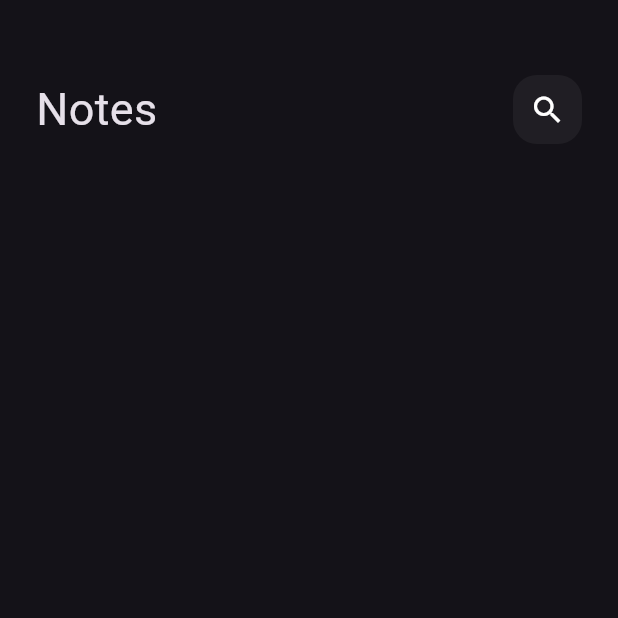
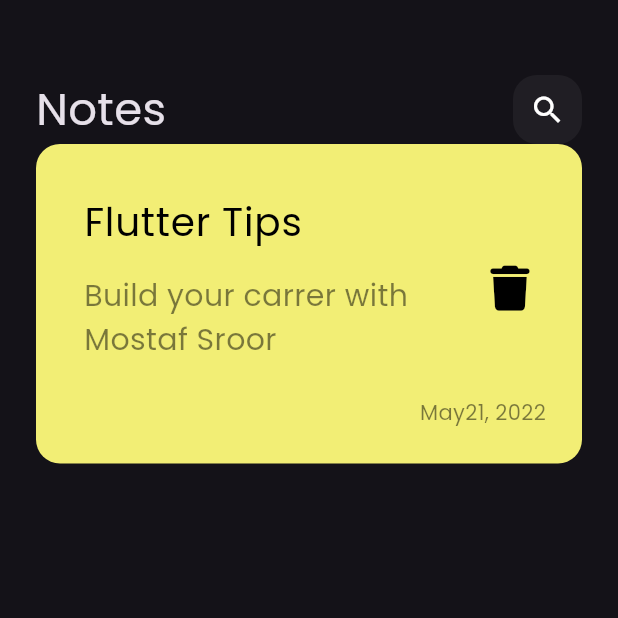
Before and after one commit to sroooooor60/notes_app, a Flutter app: the screen it shows after launch, on a phone screen of 412 x 824 dp, the top half of it. Run offline on Flutter 3.47's test engine with Material 3 defaults, Android fonts, the phone set to English and light mode, and no system bars; our stand-ins replace font_awesome_flutter.

Commit message:
creat Custom NotsItem

```diff
--- a/lib/main.dart
+++ b/lib/main.dart
@@ -12,9 +12,7 @@
   Widget build(BuildContext context) {
     return MaterialApp(
       debugShowCheckedModeBanner: false,
-      theme: ThemeData(
-        brightness: Brightness.dark,
-      ),
+      theme: ThemeData(brightness: Brightness.dark, fontFamily: 'Poppins'),
       home: NotesView(),
     );
   }
--- /dev/null
+++ b/lib/widgets/custom_nots_item.dart
@@ -0,0 +1,53 @@
+import 'package:flutter/material.dart';
+import 'package:font_awesome_flutter/font_awesome_flutter.dart';
+
+class NotesItem extends StatelessWidget {
+  const NotesItem({super.key});
+
+  @override
+  Widget build(BuildContext context) {
+    return Container(
+      decoration: BoxDecoration(
+        borderRadius: BorderRadius.circular(16),
+        color: const Color.fromARGB(255, 242, 238, 117),
+      ),
+      child: Padding(
+        padding: const EdgeInsets.only(left: 16, top: 24, bottom: 24),
+        child: Column(
+          crossAxisAlignment: CrossAxisAlignment.end,
+          children: [
+            ListTile(
+              title: Text(
+                'Flutter Tips',
+                style: TextStyle(color: Colors.black, fontSize: 26),
+              ),
+              subtitle: Padding(
+                padding: const EdgeInsets.only(top: 16, bottom: 16),
+                child: Text(
+                  'Build your carrer with Mostaf Sroor',
+                  style: TextStyle(
+                      color: Colors.black.withOpacity(.5), fontSize: 20),
+                ),
+              ),
+              trailing: IconButton(
+                onPressed: () {},
+                icon: Icon(
+                  FontAwesomeIcons.trash,
+                  color: Colors.black,
+                  size: 30,
+                ),
+              ),
+            ),
+            Padding(
+              padding: const EdgeInsets.only(right: 24),
+              child: Text(
+                'May21, 2022',
+                style: TextStyle(color: Colors.black.withOpacity(.5)),
+              ),
+            )
+          ],
+        ),
+      ),
+    );
+  }
+}
--- a/lib/widgets/notes_view_body.dart
+++ b/lib/widgets/notes_view_body.dart
@@ -1,5 +1,7 @@
 import 'package:flutter/material.dart';
+import 'package:font_awesome_flutter/font_awesome_flutter.dart';
 import 'package:nots_app/widgets/custom_app_bar.dart';
+import 'package:nots_app/widgets/custom_nots_item.dart';
 
 class NotesViewBody extends StatelessWidget {
   const NotesViewBody({super.key});
@@ -14,6 +16,7 @@
             height: 50,
           ),
           CustomAppBar(),
+          NotesItem(),
         ],
       ),
     );
```
Also changed, not shown: pubspec.yaml (+6 -11 lines), assets/fonts/Poppins-Regular.ttf (added), pubspec.lock.
